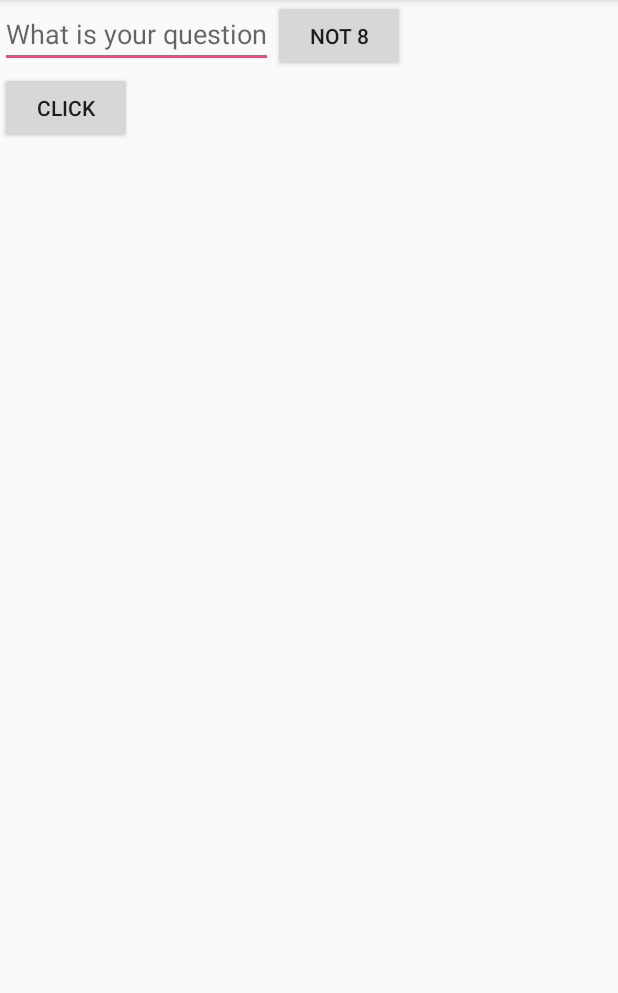
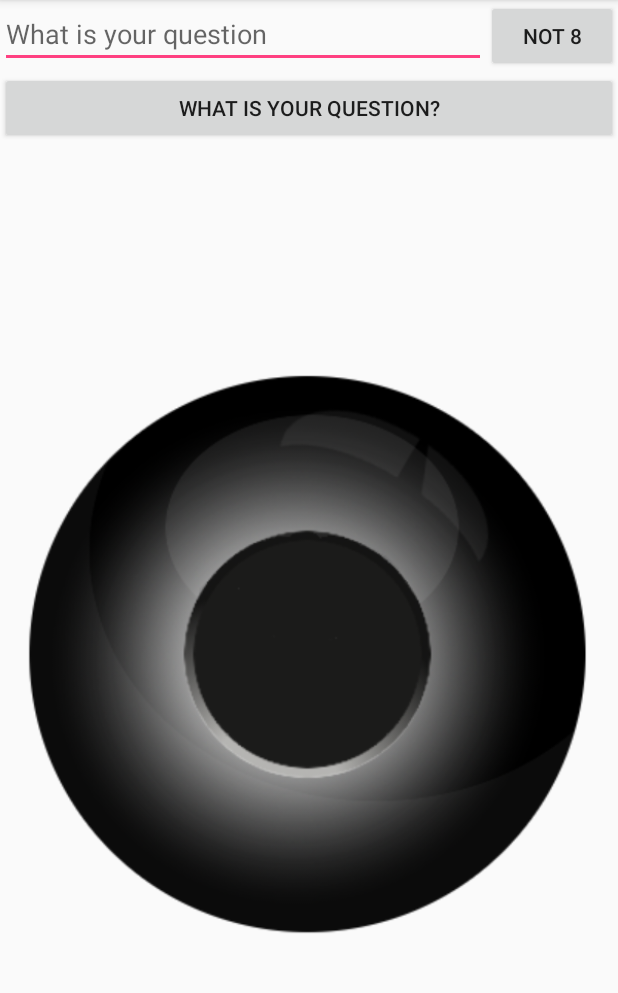
Before and after one commit to yulppuma/CodingEveryDay, an Android app: the screen it shows after launch (MainActivity), on a phone screen of 412 x 824 dp, the part 84-1077 px from its top. Run offline under Robolectric (Android 15) with nearby library versions, the phone set to English and light mode, and no system bars.

Commit message:
Finished emulator/irl application of magic 8-ball without motion detection (only with button currently)

```diff
--- a/AndroidAppsJava/Magic_8-ball/app/src/main/res/layout/activity_main.xml
+++ b/AndroidAppsJava/Magic_8-ball/app/src/main/res/layout/activity_main.xml
@@ -3,11 +3,11 @@
     xmlns:android="http://schemas.android.com/apk/res/android"
     xmlns:tools="http://schemas.android.com/tools"
     android:orientation="vertical"
-    android:layout_width="wrap_content"
-    android:layout_height="wrap_content"
+    android:layout_width="match_parent"
+    android:layout_height="match_parent"
     android:layout_gravity="top">
     <LinearLayout
-        android:layout_width="wrap_content"
+        android:layout_width="match_parent"
         android:layout_height="wrap_content">
         <EditText android:id="@+id/edit_message"
             android:layout_weight="1"
@@ -21,11 +21,23 @@
             android:onClick="sendMessage" />
         </LinearLayout>
     <Button android:id="@+id/button_8"
-        android:layout_width="wrap_content"
+        android:layout_width="match_parent"
         android:layout_height="wrap_content"
         android:text="@string/button_8"
         android:onClick="onClickB" />
+    <RelativeLayout
+        android:layout_width="match_parent"
+        android:layout_height="match_parent">
+    <ImageView
+        android:layout_width="match_parent"
+        android:layout_height="match_parent"
+        android:layout_centerVertical="true"
+        android:layout_centerHorizontal="true"
+        android:src="@drawable/magic_8_ball"/>
     <TextView android:id="@+id/question"
-        android:layout_width="wrap_content"
-        android:layout_height="wrap_content"/>
+        android:layout_width="match_parent"
+        android:layout_height="match_parent"
+        android:gravity="center"
+        android:textColor="#0000ff"/>
+    </RelativeLayout>
 </LinearLayout>
--- a/AndroidAppsJava/Magic_8-ball/app/src/main/res/values/strings.xml
+++ b/AndroidAppsJava/Magic_8-ball/app/src/main/res/values/strings.xml
@@ -2,5 +2,5 @@
     <string name="app_name">Magic 8-ball</string>
     <string name="edit_message">What is your question</string>
     <string name="button_send">Not 8</string>
-    <string name="button_8">click</string>
+    <string name="button_8">What is your question?</string>
 </resources>
```
Also changed, not shown: AndroidAppsJava/Magic_8-ball/app/src/main/res/drawable/magic_8_ball.png (added).
